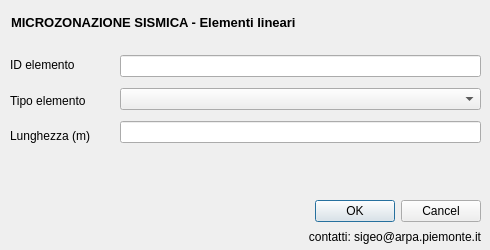
The window that GeoTec/form/elineari.ui (ivn888/mzs) describes before a commit, drawn with Qt 5.
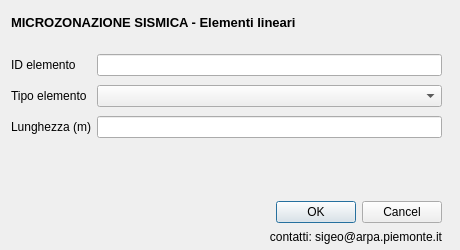
The same window after the commit. Icons and pictures are not drawn.

What changed in the file:
```diff
--- a/GeoTec/form/elineari.ui
+++ b/GeoTec/form/elineari.ui
@@ -6,10 +6,22 @@
    <rect>
     <x>0</x>
     <y>0</y>
-    <width>490</width>
+    <width>460</width>
     <height>250</height>
    </rect>
   </property>
+  <property name="minimumSize">
+   <size>
+    <width>460</width>
+    <height>250</height>
+   </size>
+  </property>
+  <property name="maximumSize">
+   <size>
+    <width>460</width>
+    <height>250</height>
+   </size>
+  </property>
   <property name="windowTitle">
    <string>Dialog</string>
   </property>
@@ -18,7 +30,7 @@
     <rect>
      <x>11</x>
      <y>11</y>
-     <width>471</width>
+     <width>431</width>
      <height>22</height>
     </rect>
    </property>
@@ -55,42 +67,14 @@
   <widget class="QWidget" name="">
    <property name="geometry">
     <rect>
-     <x>120</x>
-     <y>50</y>
-     <width>361</width>
-     <height>101</height>
+     <x>11</x>
+     <y>51</y>
+     <width>431</width>
+     <height>91</height>
     </rect>
    </property>
-   <layout class="QVBoxLayout" name="verticalLayout">
-    <item>
-     <widget class="QLineEdit" name="id_el">
-      <property name="toolTip">
-       <string extracomment="pippo"/>
-      </property>
-      <property name="whatsThis">
-       <string/>
-      </property>
-     </widget>
-    </item>
-    <item>
-     <widget class="QComboBox" name="tipo_el"/>
-    </item>
-    <item>
-     <widget class="QLineEdit" name="shape_leng"/>
-    </item>
-   </layout>
-  </widget>
-  <widget class="QWidget" name="">
-   <property name="geometry">
-    <rect>
-     <x>10</x>
-     <y>50</y>
-     <width>101</width>
-     <height>101</height>
-    </rect>
-   </property>
-   <layout class="QVBoxLayout" name="verticalLayout_2">
-    <item>
+   <layout class="QGridLayout" name="gridLayout">
+    <item row="0" column="0">
      <widget class="QLabel" name="label_3">
       <property name="toolTip">
        <string/>
@@ -106,33 +90,49 @@
       </property>
      </widget>
     </item>
-    <item>
+    <item row="0" column="1">
+     <widget class="QLineEdit" name="id_el">
+      <property name="toolTip">
+       <string extracomment="pippo"/>
+      </property>
+      <property name="whatsThis">
+       <string/>
+      </property>
+     </widget>
+    </item>
+    <item row="1" column="0">
      <widget class="QLabel" name="label">
       <property name="text">
        <string>Tipo elemento</string>
       </property>
      </widget>
     </item>
-    <item>
+    <item row="1" column="1">
+     <widget class="QComboBox" name="tipo_el"/>
+    </item>
+    <item row="2" column="0">
      <widget class="QLabel" name="label_2">
       <property name="text">
        <string>Lunghezza (m)</string>
       </property>
      </widget>
     </item>
+    <item row="2" column="1">
+     <widget class="QLineEdit" name="shape_leng"/>
+    </item>
    </layout>
   </widget>
   <widget class="QWidget" name="">
    <property name="geometry">
     <rect>
-     <x>10</x>
-     <y>200</y>
-     <width>221</width>
-     <height>41</height>
+     <x>11</x>
+     <y>201</y>
+     <width>431</width>
+     <height>44</height>
     </rect>
    </property>
-   <layout class="QHBoxLayout" name="horizontalLayout_2">
-    <item>
+   <layout class="QGridLayout" name="gridLayout_2">
+    <item row="0" column="0" rowspan="2">
      <widget class="QLabel" name="label_10">
       <property name="font">
        <font>
@@ -148,7 +148,7 @@
       </property>
      </widget>
     </item>
-    <item>
+    <item row="0" column="1" rowspan="2">
      <widget class="QLabel" name="label_16">
       <property name="text">
        <string/>
@@ -158,19 +158,7 @@
       </property>
      </widget>
     </item>
-   </layout>
-  </widget>
-  <widget class="QWidget" name="">
-   <property name="geometry">
-    <rect>
-     <x>240</x>
-     <y>200</y>
-     <width>241</width>
-     <height>46</height>
-    </rect>
-   </property>
-   <layout class="QVBoxLayout" name="verticalLayout_3">
-    <item>
+    <item row="0" column="2">
      <widget class="QDialogButtonBox" name="buttonBox">
       <property name="orientation">
        <enum>Qt::Horizontal</enum>
@@ -180,7 +168,7 @@
       </property>
      </widget>
     </item>
-    <item>
+    <item row="1" column="2">
      <widget class="QLabel" name="label_17">
       <property name="text">
        <string>contatti: sigeo@arpa.piemonte.it</string>
```
Left out of the diff: 14 changed lines with no effect on the pictures.
